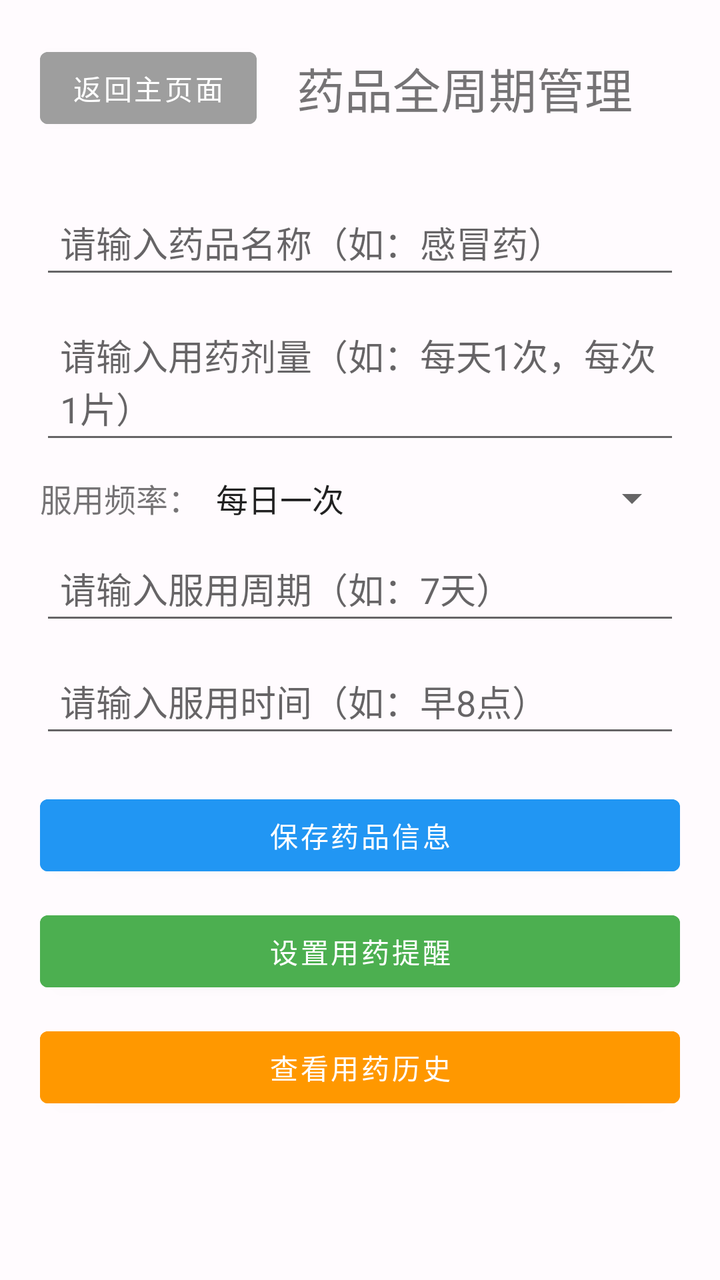
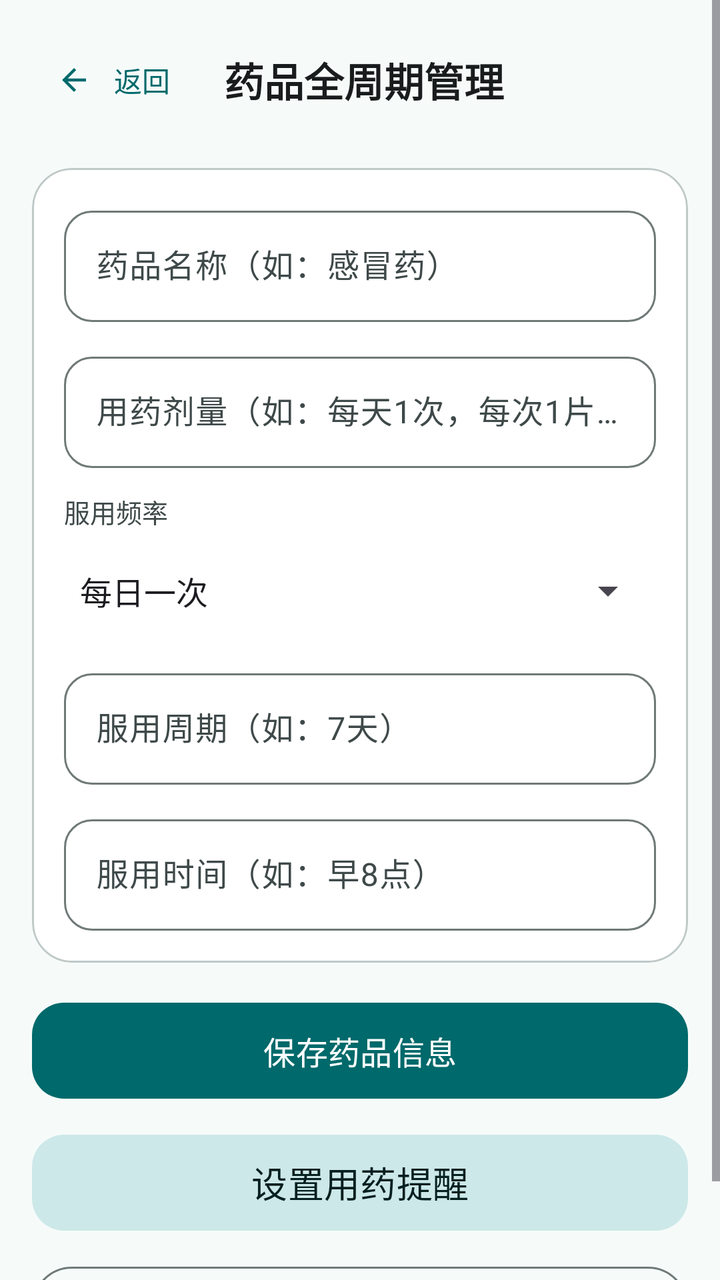

Before-and-after screenshots of an Android layout around one commit, followed by the original layout XML and the change that was made.
<!-- AndroidManifest.xml: activity theme Theme.AIHealth_ALL -->
<!-- res/layout/activity_drug_cycle_manager.xml -->
<?xml version="1.0" encoding="utf-8"?>
<LinearLayout xmlns:android="http://schemas.android.com/apk/res/android"
    android:layout_width="match_parent"
    android:layout_height="match_parent"
    android:orientation="vertical"
    android:padding="20dp"
    android:gravity="center_horizontal">

    
    <LinearLayout
        android:layout_width="match_parent"
        android:layout_height="wrap_content"
        android:orientation="horizontal"
        android:layout_marginBottom="30dp">
        
        <Button
            android:id="@+id/btn_back_main"
            android:layout_width="wrap_content"
            android:layout_height="wrap_content"
            android:text="返回主页面"
            android:backgroundTint="#9E9E9E"
            android:textColor="#FFFFFF"
            android:layout_marginRight="20dp"/>
        
        <TextView
            android:layout_width="wrap_content"
            android:layout_height="wrap_content"
            android:text="药品全周期管理"
            android:textSize="24sp"
            android:layout_gravity="center_vertical"/>
    </LinearLayout>

    
    <EditText
        android:id="@+id/et_drug_name"
        android:layout_width="match_parent"
        android:layout_height="wrap_content"
        android:hint="请输入药品名称（如：感冒药）"
        android:padding="10dp"
        android:layout_marginBottom="10dp"/>

    <EditText
        android:id="@+id/et_dosage"
        android:layout_width="match_parent"
        android:layout_height="wrap_content"
        android:hint="请输入用药剂量（如：每天1次，每次1片）"
        android:padding="10dp"
        android:layout_marginBottom="10dp"/>

    <LinearLayout
        android:layout_width="match_parent"
        android:layout_height="wrap_content"
        android:orientation="horizontal"
        android:layout_marginBottom="10dp">
        <TextView
            android:layout_width="wrap_content"
            android:layout_height="wrap_content"
            android:text="服用频率："
            android:textSize="16sp"
            android:layout_gravity="center_vertical"/>
        <Spinner
            android:id="@+id/sp_take_frequency"
            android:layout_width="match_parent"
            android:layout_height="wrap_content"
            android:entries="@array/take_frequency"/>
    </LinearLayout>

    <EditText
        android:id="@+id/et_cycle_days"
        android:layout_width="match_parent"
        android:layout_height="wrap_content"
        android:hint="请输入服用周期（如：7天）"
        android:padding="10dp"
        android:layout_marginBottom="10dp"/>

    <EditText
        android:id="@+id/et_take_time"
        android:layout_width="match_parent"
        android:layout_height="wrap_content"
        android:hint="请输入服用时间（如：早8点）"
        android:padding="10dp"
        android:layout_marginBottom="20dp"/>

    <Button
        android:id="@+id/btn_save_drug"
        android:layout_width="match_parent"
        android:layout_height="wrap_content"
        android:text="保存药品信息"
        android:backgroundTint="#2196F3"
        android:textColor="#FFFFFF"
        android:layout_marginBottom="10dp"/>

    <Button
        android:id="@+id/btn_set_reminder"
        android:layout_width="match_parent"
        android:layout_height="wrap_content"
        android:text="设置用药提醒"
        android:backgroundTint="#4CAF50"
        android:textColor="#FFFFFF"
        android:layout_marginBottom="10dp"/>

    <Button
        android:id="@+id/btn_view_history"
        android:layout_width="match_parent"
        android:layout_height="wrap_content"
        android:text="查看用药历史"
        android:backgroundTint="#FF9800"
        android:textColor="#FFFFFF"/>

</LinearLayout>
<!-- resources referenced by this layout -->
<resources>
  <style name="Theme.AIHealth_ALL" parent="Theme.MaterialComponents.DayNight.NoActionBar">
          
          <item name="colorPrimary">@color/primary</item>
          <item name="colorPrimaryVariant">@color/primary_dark</item>
          <item name="colorOnPrimary">@color/white</item>
  
          
          <item name="colorSecondary">@color/secondary</item>
          <item name="colorSecondaryVariant">@color/secondary_dark</item>
          <item name="colorOnSecondary">@color/white</item>
  
          
          <item name="android:statusBarColor">?attr/colorPrimaryVariant</item>
  
          
          <item name="android:windowBackground">@color/background</item>
  
          
          <item name="materialButtonStyle">@style/Widget.MaterialComponents.Button</item>
          <item name="materialButtonOutlinedStyle">@style/Widget.MaterialComponents.Button.OutlinedButton</item>
      </style>
  <color name="primary">#6750A4</color>
  <color name="primary_dark">#4F378B</color>
  <color name="white">#FFFFFF</color>
  <color name="secondary">#625B71</color>
  <color name="secondary_dark">#4A4458</color>
  <color name="background">#FFFBFE</color>
  <!-- unchanged entries left out for length: 1 -->
</resources>

<!-- the commit's change to res/layout/activity_drug_cycle_manager.xml (unified diff, before → after) -->
@@ -1,110 +1,157 @@
 <?xml version="1.0" encoding="utf-8"?>
-<LinearLayout xmlns:android="http://schemas.android.com/apk/res/android"
+<ScrollView xmlns:android="http://schemas.android.com/apk/res/android"
+    xmlns:app="http://schemas.android.com/apk/res-auto"
     android:layout_width="match_parent"
     android:layout_height="match_parent"
-    android:orientation="vertical"
-    android:padding="20dp"
-    android:gravity="center_horizontal">
-
-    
-    <LinearLayout
-        android:layout_width="match_parent"
-        android:layout_height="wrap_content"
-        android:orientation="horizontal"
-        android:layout_marginBottom="30dp">
-        
-        <Button
-            android:id="@+id/btn_back_main"
-            android:layout_width="wrap_content"
-            android:layout_height="wrap_content"
-            android:text="返回主页面"
-            android:backgroundTint="#9E9E9E"
-            android:textColor="#FFFFFF"
-            android:layout_marginRight="20dp"/>
-        
-        <TextView
-            android:layout_width="wrap_content"
-            android:layout_height="wrap_content"
-            android:text="药品全周期管理"
-            android:textSize="24sp"
-            android:layout_gravity="center_vertical"/>
-    </LinearLayout>
-
-    
-    <EditText
-        android:id="@+id/et_drug_name"
-        android:layout_width="match_parent"
-        android:layout_height="wrap_content"
-        android:hint="请输入药品名称（如：感冒药）"
-        android:padding="10dp"
-        android:layout_marginBottom="10dp"/>
-
-    <EditText
-        android:id="@+id/et_dosage"
-        android:layout_width="match_parent"
-        android:layout_height="wrap_content"
-        android:hint="请输入用药剂量（如：每天1次，每次1片）"
-        android:padding="10dp"
-        android:layout_marginBottom="10dp"/>
+    android:background="@color/background"
+    android:fillViewport="true">
 
     <LinearLayout
         android:layout_width="match_parent"
         android:layout_height="wrap_content"
-        android:orientation="horizontal"
-        android:layout_marginBottom="10dp">
-        <TextView
-            android:layout_width="wrap_content"
-            android:layout_height="wrap_content"
-            android:text="服用频率："
-            android:textSize="16sp"
-            android:layout_gravity="center_vertical"/>
-        <Spinner
-            android:id="@+id/sp_take_frequency"
+        android:orientation="vertical"
+        android:padding="16dp">
+
+        
+        <LinearLayout
             android:layout_width="match_parent"
             android:layout_height="wrap_content"
-            android:entries="@array/take_frequency"/>
+            android:orientation="horizontal"
+            android:gravity="center_vertical"
+            android:layout_marginBottom="20dp">
+
+            <com.google.android.material.button.MaterialButton
+                android:id="@+id/btn_back_main"
+                android:layout_width="wrap_content"
+                android:layout_height="wrap_content"
+                android:text="返回"
+                android:textAllCaps="false"
+                app:icon="@drawable/ic_arrow_back"
+                style="@style/Widget.Material3.Button.TextButton" />
+
+            <TextView
+                android:layout_width="wrap_content"
+                android:layout_height="wrap_content"
+                android:layout_marginStart="8dp"
+                android:text="药品全周期管理"
+                android:textSize="20sp"
+                android:textStyle="bold"
+                android:textColor="@color/on_surface" />
+        </LinearLayout>
+
+        <com.google.android.material.card.MaterialCardView
+            android:layout_width="match_parent"
+            android:layout_height="wrap_content"
+            android:layout_marginBottom="16dp"
+            style="@style/Widget.AIHealth.Card">
+
+            <LinearLayout
+                android:layout_width="match_parent"
+                android:layout_height="wrap_content"
+                android:orientation="vertical"
+                android:padding="16dp">
+
+                <com.google.android.material.textfield.TextInputLayout
+                    android:layout_width="match_parent"
+                    android:layout_height="wrap_content"
+                    android:layout_marginBottom="12dp"
+                    android:hint="药品名称（如：感冒药）"
+                    style="@style/Widget.AIHealth.TextInputLayout">
+
+                    <com.google.android.material.textfield.TextInputEditText
+                        android:id="@+id/et_drug_name"
+                        android:layout_width="match_parent"
+                        android:layout_height="wrap_content"
+                        android:inputType="text"
+                        android:maxLines="1" />
+                </com.google.android.material.textfield.TextInputLayout>
+
+                <com.google.android.material.textfield.TextInputLayout
+                    android:layout_width="match_parent"
+                    android:layout_height="wrap_content"
+                    android:layout_marginBottom="12dp"
+                    android:hint="用药剂量（如：每天1次，每次1片）"
+                    style="@style/Widget.AIHealth.TextInputLayout">
+
+                    <com.google.android.material.textfield.TextInputEditText
+                        android:id="@+id/et_dosage"
+                        android:layout_width="match_parent"
+                        android:layout_height="wrap_content"
+                        android:inputType="text"
+                        android:maxLines="1" />
+                </com.google.android.material.textfield.TextInputLayout>
+
+                <TextView
+                    android:layout_width="match_parent"
+                    android:layout_height="wrap_content"
+                    android:text="服用频率"
+                    android:textSize="13sp"
+                    android:textColor="@color/on_surface_variant"
+                    android:layout_marginBottom="6dp" />
+
+                <Spinner
+                    android:id="@+id/sp_take_frequency"
+                    android:layout_width="match_parent"
+                    android:layout_height="48dp"
+                    android:entries="@array/take_frequency"
+                    android:layout_marginBottom="12dp" />
+
+                <com.google.android.material.textfield.TextInputLayout
+                    android:layout_width="match_parent"
+                    android:layout_height="wrap_content"
+                    android:layout_marginBottom="12dp"
+                    android:hint="服用周期（如：7天）"
+                    style="@style/Widget.AIHealth.TextInputLayout">
+
+                    <com.google.android.material.textfield.TextInputEditText
+                        android:id="@+id/et_cycle_days"
+                        android:layout_width="match_parent"
+                        android:layout_height="wrap_content"
+                        android:inputType="text"
+                        android:maxLines="1" />
+                </com.google.android.material.textfield.TextInputLayout>
+
+                <com.google.android.material.textfield.TextInputLayout
+                    android:layout_width="match_parent"
+                    android:layout_height="wrap_content"
+                    android:hint="服用时间（如：早8点）"
+                    style="@style/Widget.AIHealth.TextInputLayout">
+
+                    <com.google.android.material.textfield.TextInputEditText
+                        android:id="@+id/et_take_time"
+                        android:layout_width="match_parent"
+                        android:layout_height="wrap_content"
+                        android:inputType="text"
+                        android:maxLines="1" />
+                </com.google.android.material.textfield.TextInputLayout>
+            </LinearLayout>
+        </com.google.android.material.card.MaterialCardView>
+
+        <com.google.android.material.button.MaterialButton
+            android:id="@+id/btn_save_drug"
+            android:layout_width="match_parent"
+            android:layout_height="wrap_content"
+            android:text="保存药品信息"
+            android:textSize="16sp"
+            android:textAllCaps="false"
+            style="@style/Widget.AIHealth.Button"
+            android:layout_marginBottom="10dp" />
+
+        <com.google.android.material.button.MaterialButton
+            android:id="@+id/btn_set_reminder"
+            android:layout_width="match_parent"
+            android:layout_height="wrap_content"
+            android:text="设置用药提醒"
+            android:textAllCaps="false"
+            style="@style/Widget.AIHealth.Button.Tonal"
+            android:layout_marginBottom="10dp" />
+
+        <com.google.android.material.button.MaterialButton
+            android:id="@+id/btn_view_history"
+            android:layout_width="match_parent"
+            android:layout_height="wrap_content"
+            android:text="查看用药历史"
+            android:textAllCaps="false"
+            style="@style/Widget.Material3.Button.OutlinedButton" />
     </LinearLayout>
-
-    <EditText
-        android:id="@+id/et_cycle_days"
-        android:layout_width="match_parent"
-        android:layout_height="wrap_content"
-        android:hint="请输入服用周期（如：7天）"
-        android:padding="10dp"
-        android:layout_marginBottom="10dp"/>
-
-    <EditText
-        android:id="@+id/et_take_time"
-        android:layout_width="match_parent"
-        android:layout_height="wrap_content"
-        android:hint="请输入服用时间（如：早8点）"
-        android:padding="10dp"
-        android:layout_marginBottom="20dp"/>
-
-    <Button
-        android:id="@+id/btn_save_drug"
-        android:layout_width="match_parent"
-        android:layout_height="wrap_content"
-        android:text="保存药品信息"
-        android:backgroundTint="#2196F3"
-        android:textColor="#FFFFFF"
-        android:layout_marginBottom="10dp"/>
-
-    <Button
-        android:id="@+id/btn_set_reminder"
-        android:layout_width="match_parent"
-        android:layout_height="wrap_content"
-        android:text="设置用药提醒"
-        android:backgroundTint="#4CAF50"
-        android:textColor="#FFFFFF"
-        android:layout_marginBottom="10dp"/>
-
-    <Button
-        android:id="@+id/btn_view_history"
-        android:layout_width="match_parent"
-        android:layout_height="wrap_content"
-        android:text="查看用药历史"
-        android:backgroundTint="#FF9800"
-        android:textColor="#FFFFFF"/>
-
-</LinearLayout>
+</ScrollView>
<!-- resource entries referenced after the edit -->
@@ -1,32 +1,133 @@
 <!-- resources referenced by this layout -->
 <resources>
-  <style name="Theme.AIHealth_ALL" parent="Theme.MaterialComponents.DayNight.NoActionBar">
+  <style name="Theme.AIHealth_ALL" parent="Theme.Material3.Light.NoActionBar">
           
           <item name="colorPrimary">@color/primary</item>
-          <item name="colorPrimaryVariant">@color/primary_dark</item>
-          <item name="colorOnPrimary">@color/white</item>
+          <item name="colorOnPrimary">@color/on_primary</item>
+          <item name="colorPrimaryContainer">@color/primary_container</item>
+          <item name="colorOnPrimaryContainer">@color/on_primary_container</item>
+          <item name="colorPrimaryInverse">@color/primary_light</item>
   
           
           <item name="colorSecondary">@color/secondary</item>
-          <item name="colorSecondaryVariant">@color/secondary_dark</item>
-          <item name="colorOnSecondary">@color/white</item>
+          <item name="colorOnSecondary">@color/on_secondary</item>
+          <item name="colorSecondaryContainer">@color/secondary_container</item>
+          <item name="colorOnSecondaryContainer">@color/on_secondary_container</item>
   
           
-          <item name="android:statusBarColor">?attr/colorPrimaryVariant</item>
+          <item name="colorTertiary">@color/tertiary</item>
+          <item name="colorOnTertiary">@color/on_tertiary</item>
+          <item name="colorTertiaryContainer">@color/tertiary_container</item>
+          <item name="colorOnTertiaryContainer">@color/on_tertiary_container</item>
+  
+          
+          <item name="colorError">@color/error</item>
+          <item name="colorOnError">@color/on_error</item>
+          <item name="colorErrorContainer">@color/error_container</item>
+          <item name="colorOnErrorContainer">@color/on_error_container</item>
+  
+          
+          <item name="android:colorBackground">@color/background</item>
+          <item name="colorOnBackground">@color/on_background</item>
+          <item name="colorSurface">@color/surface</item>
+          <item name="colorOnSurface">@color/on_surface</item>
+          <item name="colorSurfaceVariant">@color/surface_variant</item>
+          <item name="colorOnSurfaceVariant">@color/on_surface_variant</item>
+          <item name="colorSurfaceInverse">@color/surface_container_highest</item>
+          <item name="colorOnSurfaceInverse">@color/on_surface_inverse</item>
+  
+          
+          <item name="colorOutline">@color/outline</item>
+          <item name="colorOutlineVariant">@color/outline_variant</item>
   
           
           <item name="android:windowBackground">@color/background</item>
+          <item name="android:statusBarColor">@color/primary</item>
+          <item name="android:navigationBarColor">@color/surface</item>
+          <item name="android:windowLightStatusBar">false</item>
   
           
-          <item name="materialButtonStyle">@style/Widget.MaterialComponents.Button</item>
-          <item name="materialButtonOutlinedStyle">@style/Widget.MaterialComponents.Button.OutlinedButton</item>
+          <item name="shapeAppearanceSmallComponent">@style/ShapeAppearance.AIHealth.Small</item>
+          <item name="shapeAppearanceMediumComponent">@style/ShapeAppearance.AIHealth.Medium</item>
+          <item name="shapeAppearanceLargeComponent">@style/ShapeAppearance.AIHealth.Large</item>
       </style>
-  <color name="primary">#6750A4</color>
-  <color name="primary_dark">#4F378B</color>
-  <color name="white">#FFFFFF</color>
-  <color name="secondary">#625B71</color>
-  <color name="secondary_dark">#4A4458</color>
-  <color name="background">#FFFBFE</color>
+  <color name="surface_container_lowest">#FFFFFF</color>
+  <color name="outline_variant">#BFC9C8</color>
+  <color name="primary">#00696B</color>
+  <color name="on_primary">#FFFFFF</color>
+  <color name="primary_container">#9CF2F2</color>
+  <color name="on_primary_container">#002020</color>
+  <color name="primary_light">#9CF2F2</color>
+  <color name="secondary">#4A6363</color>
+  <color name="on_secondary">#FFFFFF</color>
+  <color name="secondary_container">#CDE8E8</color>
+  <color name="on_secondary_container">#051F1F</color>
+  <color name="tertiary">#8A5000</color>
+  <color name="on_tertiary">#FFFFFF</color>
+  <color name="tertiary_container">#FFDDB0</color>
+  <color name="on_tertiary_container">#2C1600</color>
+  <color name="error">#BA1A1A</color>
+  <color name="on_error">#FFFFFF</color>
+  <color name="error_container">#FFDAD6</color>
+  <color name="on_error_container">#410002</color>
+  <color name="on_background">#191C1C</color>
+  <color name="surface">#F6FBFA</color>
+  <color name="surface_variant">#DAE5E4</color>
+  <color name="surface_container_highest">#DEE4E4</color>
+  <color name="on_surface_inverse">#EFF1F1</color>
+  <color name="outline">#6F7978</color>
+  <style name="ShapeAppearance.AIHealth.Small" parent="">
+          <item name="cornerFamily">rounded</item>
+          <item name="cornerSize">12dp</item>
+      </style>
+  <style name="ShapeAppearance.AIHealth.Medium" parent="">
+          <item name="cornerFamily">rounded</item>
+          <item name="cornerSize">20dp</item>
+      </style>
+  <style name="ShapeAppearance.AIHealth.Large" parent="">
+          <item name="cornerFamily">rounded</item>
+          <item name="cornerSize">28dp</item>
+      </style>
+  <color name="background">#F6FBFA</color>
+  <color name="on_surface">#191C1C</color>
+  <color name="on_surface_variant">#3F4949</color>
+  <!-- drawable ic_arrow_back (drawable) -->
+  <vector xmlns:android="http://schemas.android.com/apk/res/android"
+      android:width="24dp"
+      android:height="24dp"
+      android:viewportWidth="24"
+      android:viewportHeight="24"
+      android:tint="?attr/colorOnSurface">
+      <path
+          android:fillColor="@android:color/white"
+          android:pathData="M20,11L7.83,11l5.59,-5.59L12,4l-8,8 8,8 1.41,-1.41L7.83,13 20,13z" />
+  </vector>
+  <style name="Widget.AIHealth.Button" parent="Widget.Material3.Button">
+          <item name="android:minHeight">56dp</item>
+          <item name="android:textSize">18sp</item>
+          <item name="android:textAllCaps">false</item>
+          <item name="cornerRadius">16dp</item>
+      </style>
+  <style name="Widget.AIHealth.Button.Tonal" parent="Widget.Material3.Button.TonalButton">
+          <item name="android:minHeight">56dp</item>
+          <item name="android:textSize">18sp</item>
+          <item name="android:textAllCaps">false</item>
+          <item name="cornerRadius">16dp</item>
+      </style>
+  <style name="Widget.AIHealth.Card" parent="Widget.Material3.CardView.Elevated">
+          <item name="cardCornerRadius">20dp</item>
+          <item name="cardElevation">0dp</item>
+          <item name="cardBackgroundColor">@color/surface_container_lowest</item>
+          <item name="strokeWidth">1dp</item>
+          <item name="strokeColor">@color/outline_variant</item>
+      </style>
+  <style name="Widget.AIHealth.TextInputLayout" parent="Widget.Material3.TextInputLayout.OutlinedBox">
+          <item name="boxCornerRadiusTopStart">14dp</item>
+          <item name="boxCornerRadiusTopEnd">14dp</item>
+          <item name="boxCornerRadiusBottomStart">14dp</item>
+          <item name="boxCornerRadiusBottomEnd">14dp</item>
+          <item name="android:textSize">18sp</item>
+      </style>
   <!-- unchanged entries left out for length: 1 -->
 </resources>
 
